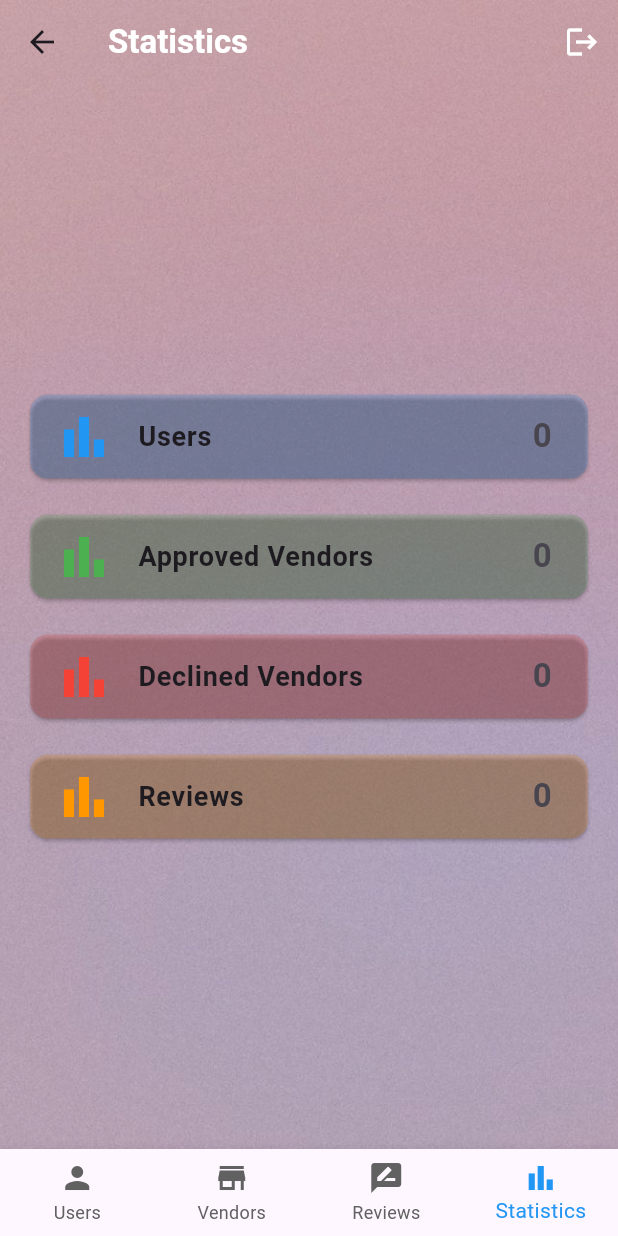
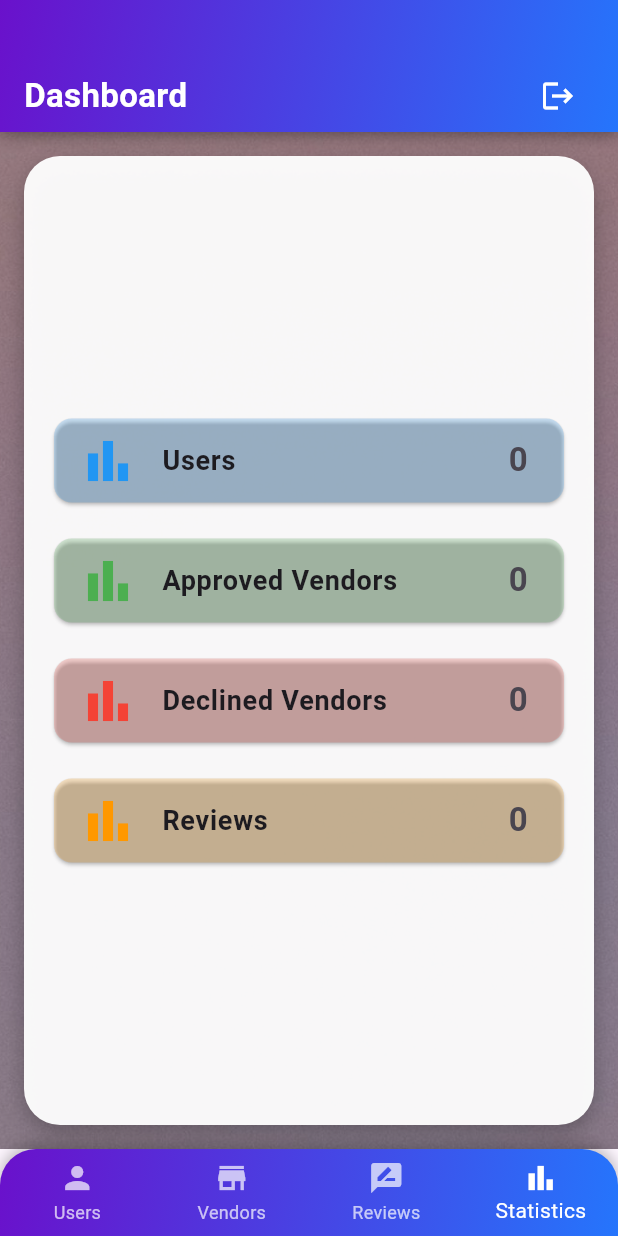
Before and after one commit to Nandana666/wedding_auth, a Flutter app: the AdminDashboard screen opened by its route, on a phone screen of 412 x 824 dp. Run offline on Flutter 3.47's test engine with Material 3 defaults, Android fonts, the phone set to English and light mode, and no system bars; our stand-ins replace cloud_firestore, firebase_auth, firebase_core; accounts and stored records are empty.

Commit message:
updated admin dashboard

```diff
--- a/lib/admin_dashboard.dart
+++ b/lib/admin_dashboard.dart
@@ -20,24 +20,26 @@ class _AdminDashboardState extends State<AdminDashboard> {
   Widget build(BuildContext context) {
     Widget mainContent;
 
+    // Assign main content based on selected tab
     switch (_bottomNavIndex) {
       case 0:
-        mainContent = const UsersTab();
+        mainContent = const UsersTab(); // const constructor available
         break;
       case 1:
-        mainContent = const VendorsTab();
+        mainContent = const VendorsTab(); // const constructor available
         break;
       case 2:
-        mainContent = ReviewsTab();
+        mainContent = ReviewsTab(); // cannot be const
         break;
       case 3:
       default:
-        mainContent = StatisticsTab();
+        mainContent = StatisticsTab(); // cannot be const
     }
 
     return Scaffold(
       body: Stack(
         children: [
+          // Background image
           Container(
             decoration: const BoxDecoration(
               image: DecorationImage(
@@ -46,21 +48,42 @@ class _AdminDashboardState extends State<AdminDashboard> {
               ),
             ),
           ),
-          // FIX: Replaced deprecated withOpacity
-          Container(color: const Color.fromARGB(51, 0, 0, 0)),
+          // Dark overlay for readability
+          Container(color: const Color.fromARGB(102, 0, 0, 0)), // 40% opacity
+
           Column(
             children: [
-              AppBar(
-                backgroundColor: Colors.transparent,
-                elevation: 0,
-                title: Text(
-                  _getTitle(),
-                  style: const TextStyle(
+              // Gradient AppBar with status bar padding
+              Container(
+                padding: const EdgeInsets.only(top: 40),
+                decoration: const BoxDecoration(
+                  gradient: LinearGradient(
+                    colors: [Color(0xFF6A11CB), Color(0xFF2575FC)],
+                    begin: Alignment.topLeft,
+                    end: Alignment.bottomRight,
+                  ),
+                  boxShadow: [
+                    BoxShadow(
+                      color: Color.fromARGB(97, 0, 0, 0),
+                      blurRadius: 8,
+                      offset: Offset(0, 2),
+                    ),
+                  ],
+                ),
+                child: Padding(
+                  padding: const EdgeInsets.symmetric(horizontal: 16.0),
+                  child: Row(
+                    children: [
+                      const Expanded(
+                        child: Text(
+                          'Dashboard',
+                          style: TextStyle(
                             fontWeight: FontWeight.bold,
                             color: Colors.white,
+                            fontSize: 22,
                           ),
                         ),
-                actions: [
+                      ),
                       IconButton(
                         icon: const Icon(Icons.logout, color: Colors.white),
                         onPressed: () async {
@@ -75,27 +98,62 @@ class _AdminDashboardState extends State<AdminDashboard> {
                       ),
                     ],
                   ),
-              Expanded(child: mainContent),
+                ),
+              ),
+              // Main content container
+              Expanded(
+                child: Container(
+                  margin: const EdgeInsets.all(16),
+                  decoration: BoxDecoration(
+                    color: Colors.white.withAlpha(243), // 95% opacity
+                    borderRadius: BorderRadius.circular(24),
+                    boxShadow: const [
+                      BoxShadow(
+                        color: Color.fromARGB(66, 0, 0, 0),
+                        blurRadius: 12,
+                        offset: Offset(0, 6),
+                      ),
+                    ],
+                  ),
+                  child: mainContent, // dynamic, cannot be const
+                ),
+              ),
             ],
           ),
         ],
       ),
-      bottomNavigationBar: BottomNavigationBar(
+      // Gradient BottomNavigationBar
+      bottomNavigationBar: Container(
+        decoration: BoxDecoration(
+          gradient: const LinearGradient(
+            colors: [Color(0xFF6A11CB), Color(0xFF2575FC)],
+            begin: Alignment.topLeft,
+            end: Alignment.bottomRight,
+          ),
+          boxShadow: const [
+            BoxShadow(
+              color: Color.fromARGB(66, 0, 0, 0),
+              blurRadius: 8,
+              offset: Offset(0, -3),
+            ),
+          ],
+          borderRadius: const BorderRadius.only(
+            topLeft: Radius.circular(24),
+            topRight: Radius.circular(24),
+          ),
+        ),
+        child: BottomNavigationBar(
           currentIndex: _bottomNavIndex,
           type: BottomNavigationBarType.fixed,
-        selectedItemColor: Colors.blue,
-        unselectedItemColor: Colors.grey.shade700,
+          selectedItemColor: Colors.white,
+          unselectedItemColor: Colors.white70,
+          backgroundColor: Colors.transparent,
+          elevation: 0,
           items: const [
             BottomNavigationBarItem(icon: Icon(Icons.person), label: 'Users'),
             BottomNavigationBarItem(icon: Icon(Icons.store), label: 'Vendors'),
-          BottomNavigationBarItem(
-            icon: Icon(Icons.rate_review),
-            label: 'Reviews',
-          ),
-          BottomNavigationBarItem(
-            icon: Icon(Icons.bar_chart),
-            label: 'Statistics',
-          ),
+            BottomNavigationBarItem(icon: Icon(Icons.rate_review), label: 'Reviews'),
+            BottomNavigationBarItem(icon: Icon(Icons.bar_chart), label: 'Statistics'),
           ],
           onTap: (index) {
             setState(() {
@@ -103,20 +161,7 @@ class _AdminDashboardState extends State<AdminDashboard> {
             });
           },
         ),
+      ),
     );
   }
-
-  String _getTitle() {
-    switch (_bottomNavIndex) {
-      case 0:
-        return 'Users';
-      case 1:
-        return 'Vendors';
-      case 2:
-        return 'Reviews';
-      case 3:
-      default:
-        return 'Statistics';
 }
-  }
-}
```
Lines whose indentation alone changed are shown as unchanged.
